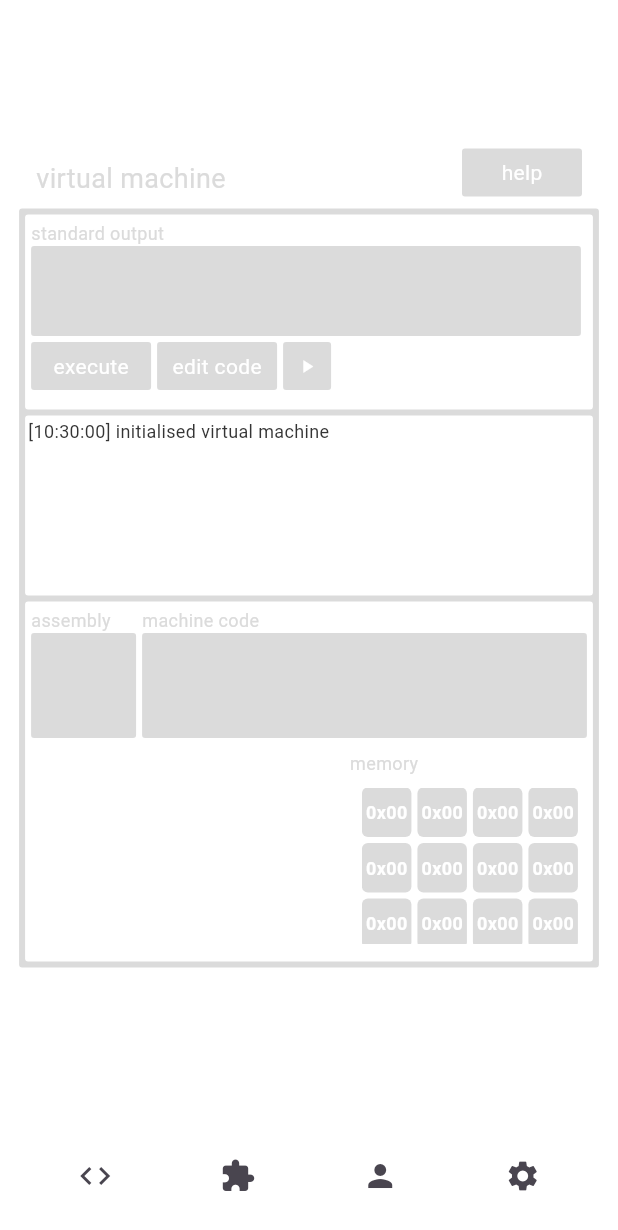
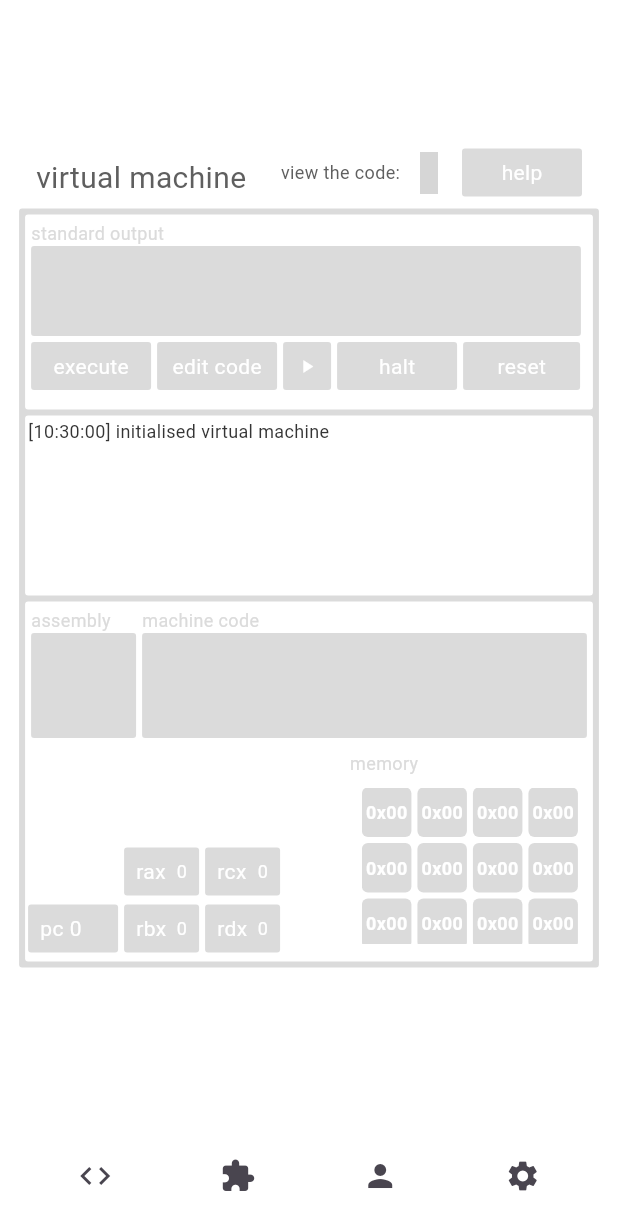
Before and after one commit to ashtonjamesd/wisteria, a Flutter app: the screen it shows after launch, on a phone screen of 412 x 824 dp. Shown: the top 1230 px of the screen. Run offline on Flutter 3.47's test engine with Material 3 defaults, Android fonts, the phone set to English and light mode, and no system bars; our stand-ins replace firebase_core, simple_icons; accounts and stored records are empty; grey boxes are pictures that could not be loaded.

Commit message:
registers, halt, pause, reset buttons

```diff
--- a/lib/app/constants.dart
+++ b/lib/app/constants.dart
@@ -9,6 +9,8 @@ The app will allow you to experiment with a virtual machine that reads assembly
 
 A good place to start would be the exercises tab.
 """;
+
+const String githubUrl = "https://github.com/rxgq/wisteria";
 
 const double consoleHeight = 120;
 const double userInterfaceHeight = 130;
--- a/lib/app/views/vm/vm_view.dart
+++ b/lib/app/views/vm/vm_view.dart
@@ -1,3 +1,4 @@
+import 'package:simple_icons/simple_icons.dart';
 import 'package:flutter/material.dart';
 import 'package:wisteria/app/common/wisteria_box.dart';
 import 'package:wisteria/app/common/wisteria_button.dart';
@@ -20,6 +21,14 @@ class _VmViewState extends State<VmView> {
   late VirtualMachine vm;
 
   int selectedMemoryIdx = -1;
+
+  // the reset button can be pressed many times in quick succession.
+  // this will build up messages in the terminal which is not desirable.
+  // to prevent this, this flag is set to true until the reset process has finished,
+  // during which the user cannot press reset again.
+  //
+  // finally, it is set to false to allow the user to tap the reset button again.
+  bool resetIsPressed = false;
 
   @override
   void initState() {
@@ -53,6 +62,7 @@ class _VmViewState extends State<VmView> {
 
               const Spacer(),
 
+              githubLinkIcon(),
               Padding(
                 padding: const EdgeInsets.only(right: 24, bottom: 8),
                 child: HelpButton(),
@@ -72,8 +82,8 @@ class _VmViewState extends State<VmView> {
       padding: const EdgeInsets.only(left: 24),
       child: WisteriaText(
         text: "virtual machine",
-        color: primaryGrey,
-        size: 18
+        color: textColor,
+        size: 20
       ),
     );
   }
@@ -121,36 +131,54 @@ class _VmViewState extends State<VmView> {
               children: [
                 executeButton(),
                 codeEditorButton(),
-                pauseButton()
+                pauseButton(),
+                haltButton(),
+                resetButton()
               ],
             ),
-
-
-            // programCounter(),
-
-            // Row(
-            //   mainAxisAlignment: MainAxisAlignment.end,
-            //   crossAxisAlignment: CrossAxisAlignment.end,
-            //   children: [
-            //     Column(
-            //       mainAxisAlignment: MainAxisAlignment.end,
-            //       children: [
-            //         vmRegister("rax", vm.rax, 50, 32),
-            //         vmRegister("rbx", vm.rbx, 50, 32),
-            //       ],
-            //     ),
-            //     Column(
-            //       mainAxisAlignment: MainAxisAlignment.end,
-            //       children: [
-            //         vmRegister("rcx", vm.rcx, 50, 32),
-            //         vmRegister("rdx", vm.rdx, 50, 32),
-            //       ],
-            //     ),
-            //   ],
-            // )
           ],
         )
       ),
+    );
+  }
+
+  Widget githubLinkIcon() {
+    return Row(
+      children: [
+        Padding(
+          padding: const EdgeInsets.only(
+            bottom: boxPadding * 4,
+            right: boxPadding
+          ),
+          child: WisteriaText(
+            text: "view the code: ",
+            color: textColor,
+            size: 12
+          ),
+        ),
+        GestureDetector(
+          onTap: () {
+            // final Uri url = Uri.parse(githubUrl);
+
+            // if (await canLaunchUrl(url)) {
+            //   await launchUrl(url, mode: LaunchMode.externalApplication);
+            // } else {
+            //   throw 'Could not launch $githubUrl';
+            // }
+          },
+          child: Padding(
+            padding: const EdgeInsets.only(
+              bottom: boxPadding * 4,
+              right: boxPadding * 4
+            ),
+            child: Icon(
+              SimpleIcons.github,
+              color: textColor,
+              size: 28,
+            ),
+          ),
+        ),
+      ],
     );
   }
 
@@ -178,6 +206,61 @@ class _VmViewState extends State<VmView> {
             ),
           ],
         )
+      ),
+    );
+  }
+
+  Widget resetButton() {
+    return Padding(
+      padding: const EdgeInsets.only(
+        left: boxPadding * 2
+      ),
+      child: WisteriaButton(
+        width: 78,
+        color: primaryGrey,
+        text: "reset",
+        onTap: () async {
+          if (resetIsPressed) return;
+          resetIsPressed = true;
+
+          vm.output("virtual machine reset. resetting all processes.");
+          await vm.delay(1000);
+
+          vm = VirtualMachine(() {
+            setState(() {});
+          },
+            programString: codeController.text
+          );
+
+          initVm();
+
+          setState(() {
+            resetIsPressed = false;
+          });
+        }
+      ),
+    );
+  }
+
+  Widget haltButton() {
+    return Padding(
+      padding: const EdgeInsets.only(
+        left: boxPadding * 2
+      ),
+      child: WisteriaButton(
+        width: 80,
+        color: primaryGrey,
+        text: "halt",
+        onTap: () async {
+          if (!vm.isRunning) return;
+
+          vm.output("virtual machine forcibly halted. all processes stopped.");
+          await vm.delay(500);
+
+          vm.isRunning = false;
+
+          setState(() {});
+        }
       ),
     );
   }
@@ -411,7 +494,37 @@ class _VmViewState extends State<VmView> {
               ],
             ),
 
-            memoryBox(screen)
+            Row(
+              crossAxisAlignment: CrossAxisAlignment.end,
+              children: [
+                programCounter(),
+
+                Row(
+                  mainAxisAlignment: MainAxisAlignment.end,
+                  crossAxisAlignment: CrossAxisAlignment.end,
+                  children: [
+                    Column(
+                      mainAxisAlignment: MainAxisAlignment.end,
+                      children: [
+                        vmRegister("rax", vm.rax, 50, 32),
+                        vmRegister("rbx", vm.rbx, 50, 32),
+                      ],
+                    ),
+                    Column(
+                      mainAxisAlignment: MainAxisAlignment.end,
+                      children: [
+                        vmRegister("rcx", vm.rcx, 50, 32),
+                        vmRegister("rdx", vm.rdx, 50, 32),
+                      ],
+                    ),
+                  ],
+                ),
+
+                const Spacer(),
+
+                memoryBox(screen),
+              ],
+            )
           ],
         ),
       ),
--- a/lib/main.dart
+++ b/lib/main.dart
@@ -1,5 +1,6 @@
 import 'package:flutter/material.dart';
 import 'package:firebase_core/firebase_core.dart';
+import 'package:flutter/services.dart';
 import 'package:wisteria/app/views/exercises/exercises_view.dart';
 import 'package:wisteria/app/views/profile/profile_view.dart';
 import 'package:wisteria/app/views/settings/settings_view.dart';
@@ -13,6 +14,10 @@ void main() async {
     await Firebase.initializeApp(
       options: DefaultFirebaseOptions.currentPlatform,
     );
+
+    SystemChrome.setPreferredOrientations([
+      DeviceOrientation.portraitUp
+    ]);
 
     runApp(const App());
   } catch (exception) {
--- a/lib/vm/vm.dart
+++ b/lib/vm/vm.dart
@@ -4,9 +4,11 @@ import 'package:wisteria/vm/constants.dart';
 import 'package:wisteria/vm/parser/lexer.dart';
 
 final class VirtualMachine {
-  // machine code to be executed
+
+  // assembly code to be compiled
   final String programString;
 
+  // machine code to be executed
   List<int> program = [];
 
   // memory for the virtual machine
@@ -40,11 +42,12 @@ final class VirtualMachine {
   bool pf = false;
 
   // execution flag for the virtual machine
-  bool _running = true;
+  bool isRunning = true;
 
   // will display no messages if true
   bool _quietMode = true;
 
+  // will wait after completing the current instruction instead
   bool isPaused = false;
 
   // the last error to occur in the vm
@@ -122,9 +125,11 @@ final class VirtualMachine {
     await delay(1000);
 
     output("loaded ${program.length} bytes.");
+    await delay(250);
+
     output("executing program..");
 
-    while (_running) {
+    while (isRunning) {
       await delay(250);
 
       while (isPaused) {
@@ -372,7 +377,7 @@ final class VirtualMachine {
   }
 
   void _hlt() {
-    _running = false;
+    isRunning = false;
     _update();
   }
 
--- a/pubspec.yaml
+++ b/pubspec.yaml
@@ -10,6 +10,7 @@ dependencies:
   flutter:
     sdk: flutter
   firebase_core: ^3.11.0
+  simple_icons: ^10.1.3
 
 dev_dependencies:
   flutter_test:
```
Also changed, not shown: pubspec.lock.
